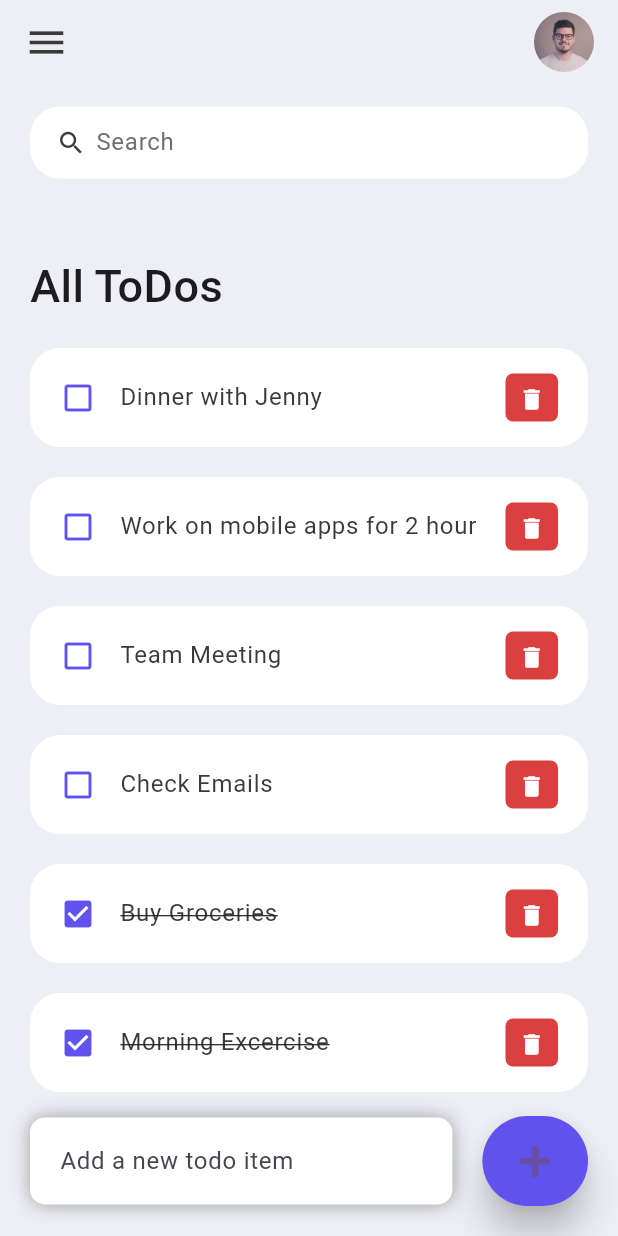
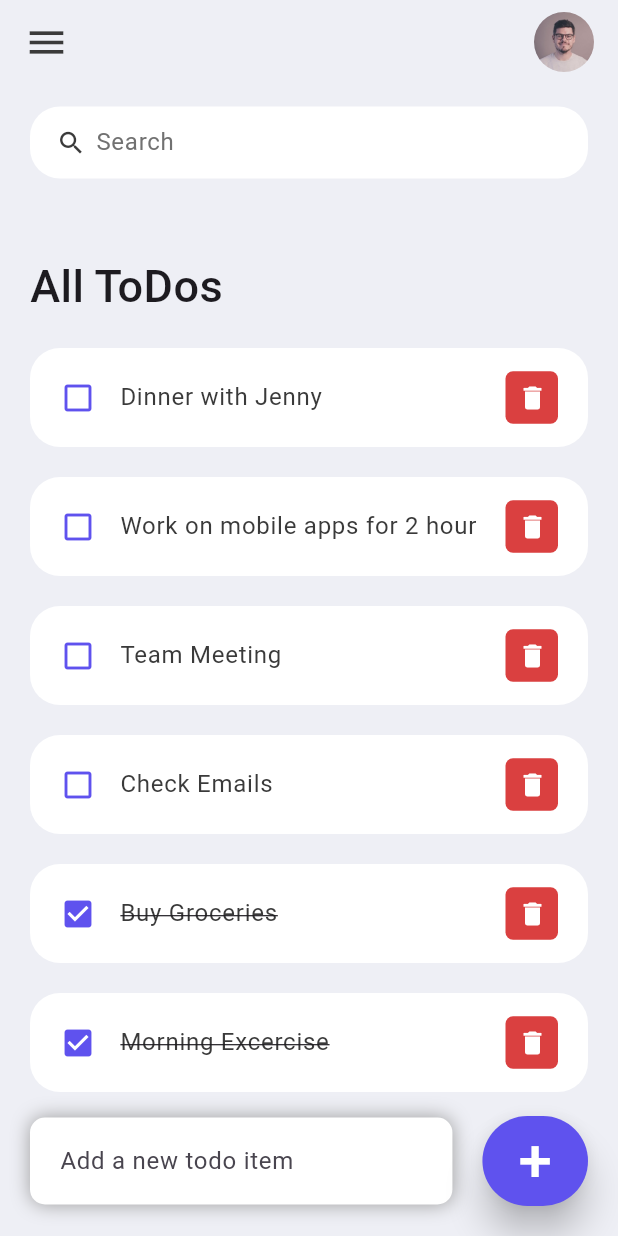
Before and after one commit to sahebbali/Todo_List_Flutter, a Flutter app: the screen it shows after launch, on a phone screen of 412 x 824 dp. Run offline on Flutter 3.47's test engine with Material 3 defaults, Android fonts, the phone set to English and light mode, and no system bars.

Commit message:
fixed some style

```diff
--- a/todo_list/lib/screens/home.dart
+++ b/todo_list/lib/screens/home.dart
@@ -99,7 +99,10 @@ class _HomeState extends State<Home> {
                       minimumSize: Size(60, 60),
                       elevation: 10,
                     ),
-                    child: Text('+', style: TextStyle(fontSize: 40)),
+                    child: Text(
+                      '+',
+                      style: TextStyle(fontSize: 40, color: Colors.white),
+                    ),
                   ),
                 ),
               ],
--- a/todo_list/lib/widgets/todo_item.dart
+++ b/todo_list/lib/widgets/todo_item.dart
@@ -41,7 +41,7 @@ class ToDoItem extends StatelessWidget {
         ),
         trailing: Container(
           padding: EdgeInsets.all(0),
-          margin: EdgeInsets.symmetric(vertical: 12),
+          margin: EdgeInsets.symmetric(vertical: 6),
           height: 35,
           width: 35,
           decoration: BoxDecoration(
@@ -50,7 +50,7 @@ class ToDoItem extends StatelessWidget {
           ),
           child: IconButton(
             color: Colors.white,
-            iconSize: 18,
+            iconSize: 20,
             icon: Icon(Icons.delete),
             onPressed: () {
               // print('Clicked on delete icon');
```
